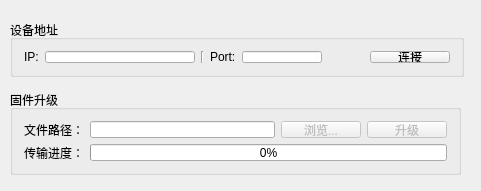
This is widget.ui in superfire/iap_download as Qt 5 draws it before an edit. The edited form follows.
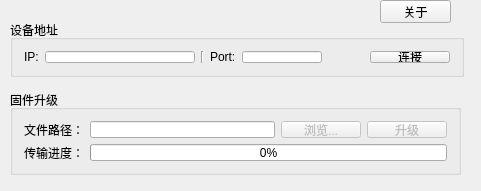
This is the edited form.

Commit message:
添加附加信息 - 添加图标 - 添加关于
备注：
测试下载当前agv_hk版本程序的时间大概是39s左右
39.04
39.54

What changed in the file:
```diff
--- a/widget.ui
+++ b/widget.ui
@@ -221,6 +221,31 @@
     </item>
    </layout>
   </widget>
+  <widget class="QPushButton" name="button_about">
+   <property name="geometry">
+    <rect>
+     <x>380</x>
+     <y>0</y>
+     <width>71</width>
+     <height>23</height>
+    </rect>
+   </property>
+   <property name="autoFillBackground">
+    <bool>false</bool>
+   </property>
+   <property name="text">
+    <string>关于</string>
+   </property>
+   <property name="checkable">
+    <bool>false</bool>
+   </property>
+   <property name="checked">
+    <bool>false</bool>
+   </property>
+   <property name="autoDefault">
+    <bool>false</bool>
+   </property>
+  </widget>
  </widget>
  <layoutdefault spacing="6" margin="11"/>
  <resources/>
```
The commit also changes 4 other files.
